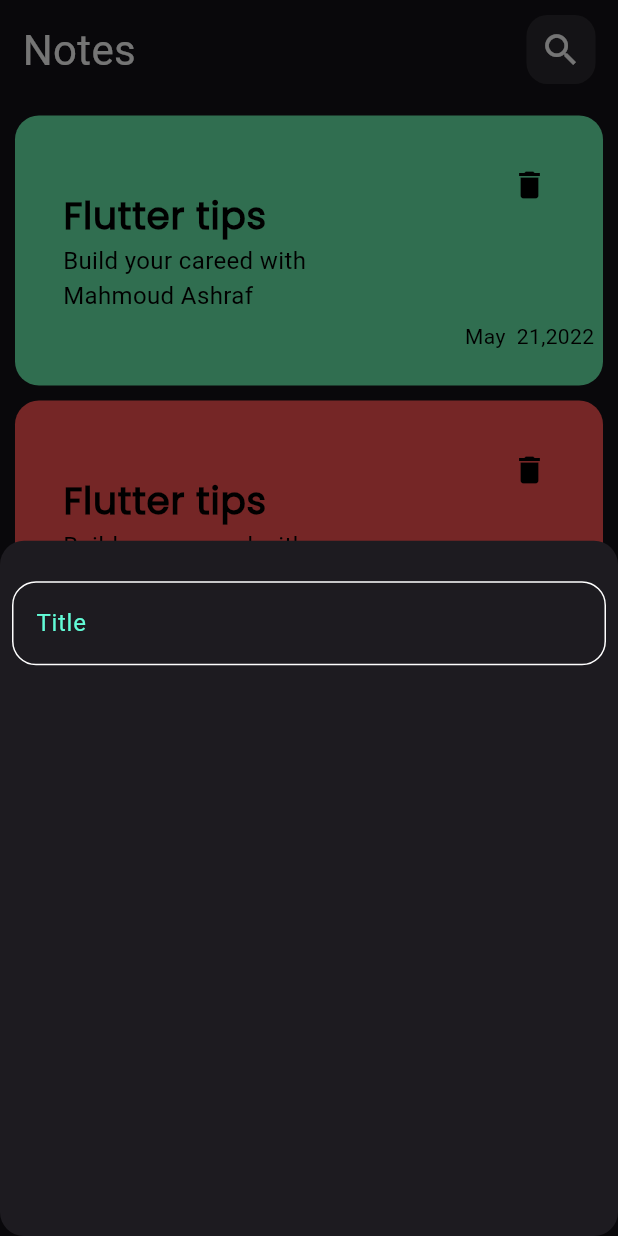
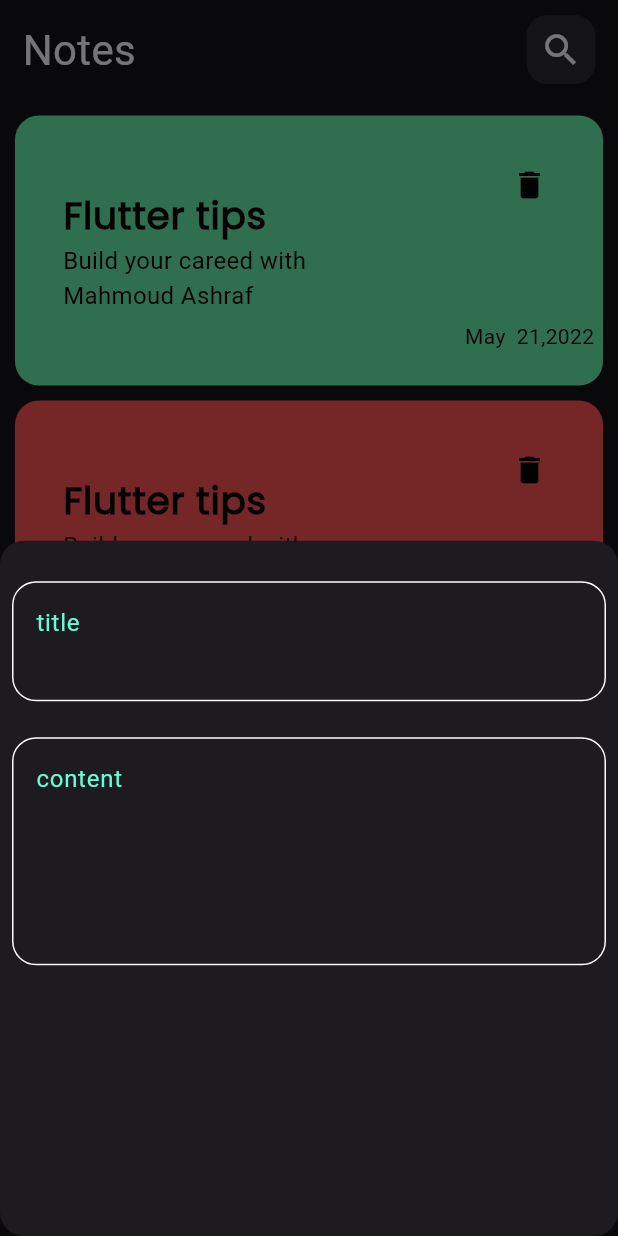
Before and after one commit to Mahmou-d6356567377/Mahmou-d6356567377, a Flutter app: the screen it shows after launch, after a tap on the "add" icon, on a phone screen of 412 x 824 dp. Run offline on Flutter 3.47's test engine with Material 3 defaults, Android fonts, the phone set to English and light mode, and no system bars.

Commit message:
added fields to the note buttonsheet

```diff
--- a/lib/Widgets/AddNoteBottomSheet.dart
+++ b/lib/Widgets/AddNoteBottomSheet.dart
@@ -11,7 +11,8 @@ class AddNoteBottomSheet extends StatelessWidget {
     return Column(
       children: [
        const  SizedBox(height: 15,),
-        CustomTextField(),
+        CustomTextField(hint: 'title', MaxLines: 2),
+        CustomTextField(hint: 'content', MaxLines: 5),
       ],
     );
   }
--- a/lib/Widgets/CustomTextField.dart
+++ b/lib/Widgets/CustomTextField.dart
@@ -2,17 +2,20 @@ import 'package:flutter/material.dart';
 import 'package:noteapp/Constants/Constants.dart';
 
 class CustomTextField extends StatelessWidget {
-  const CustomTextField({super.key});
+  const CustomTextField({super.key,required this.hint,  this.MaxLines=1});
 
+  final String hint;
+  final int MaxLines;
   @override
   Widget build(BuildContext context) {
     return Padding(
       padding: const EdgeInsets.symmetric(horizontal: 8,vertical: 12,),
       child: TextField(
-
+        maxLines: MaxLines,
         cursorColor: KPrimaryColor,
         decoration: InputDecoration(
-        hintText: 'Title',
+        hintText: hint,
+
         hintStyle: TextStyle(
           color: KPrimaryColor,
         ),
```
